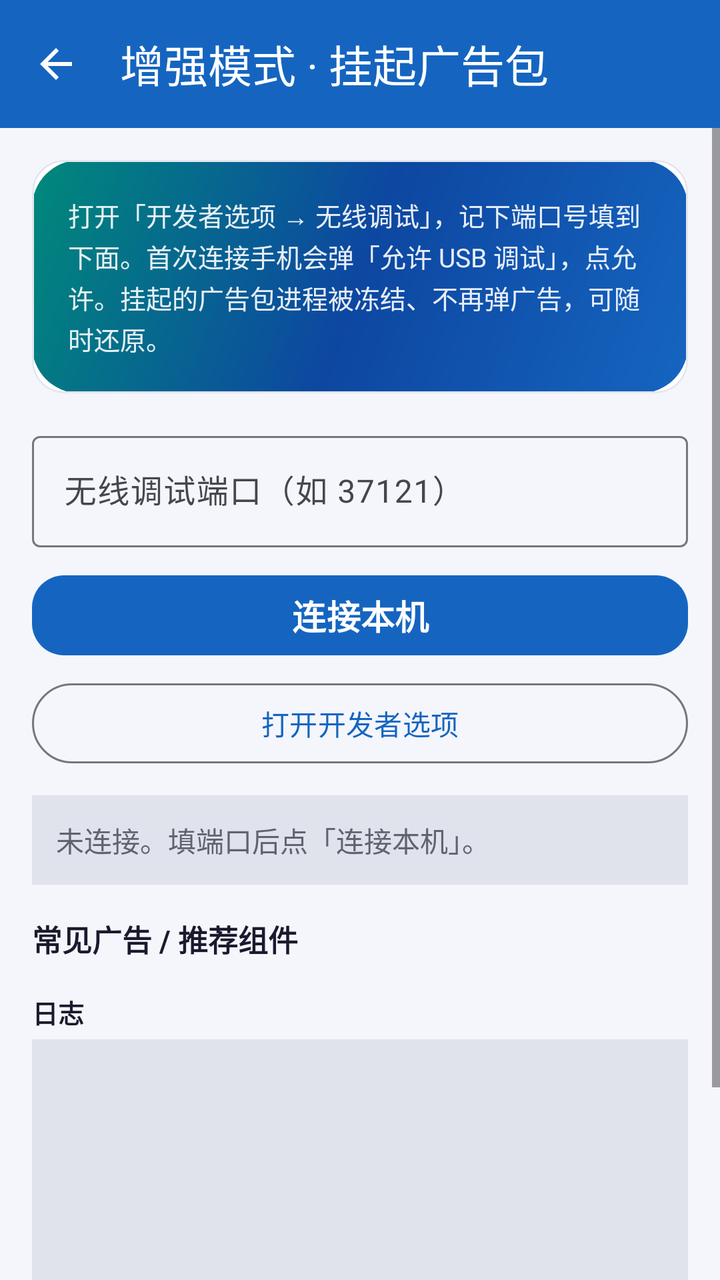
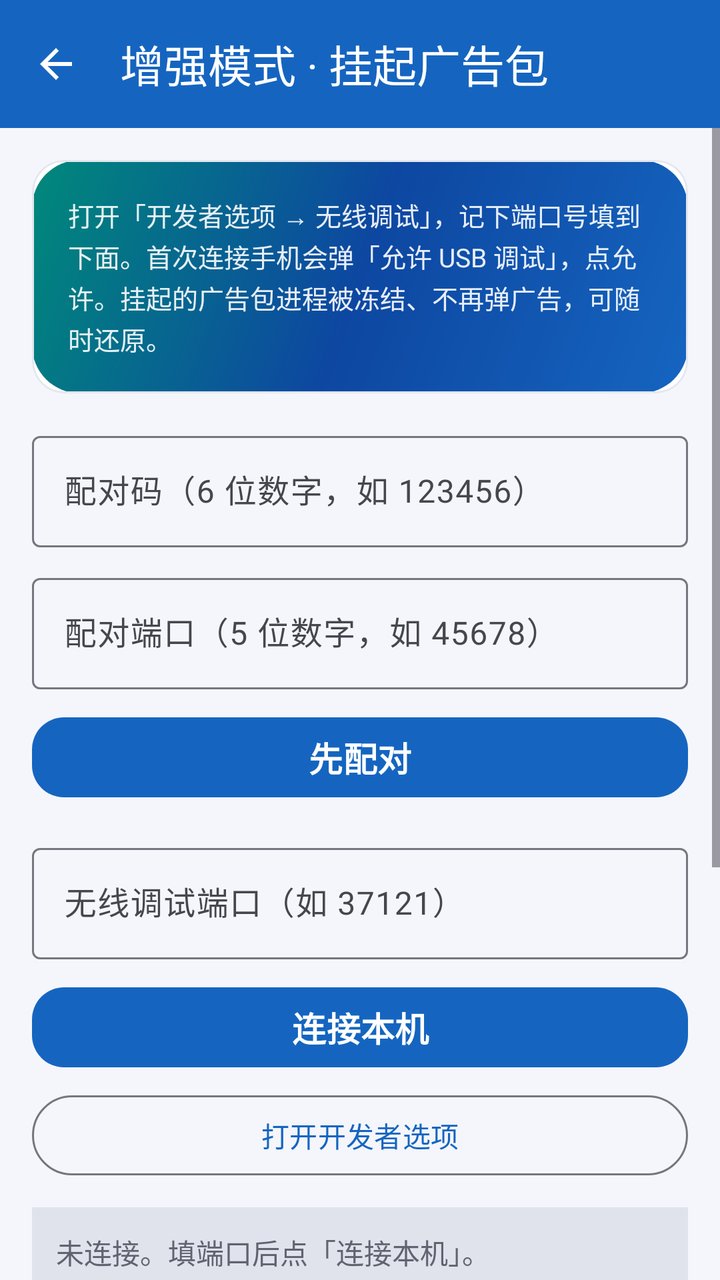

Before-and-after screenshots of an Android layout around one commit, followed by the original layout XML and the change that was made.
<!-- AndroidManifest.xml: application theme Theme.AdCleaner -->
<!-- res/layout/activity_wireless_debug.xml -->
<?xml version="1.0" encoding="utf-8"?>
<LinearLayout xmlns:android="http://schemas.android.com/apk/res/android"
    xmlns:app="http://schemas.android.com/apk/res-auto"
    android:layout_width="match_parent"
    android:layout_height="match_parent"
    android:orientation="vertical"
    android:background="@color/bg_light">

    <com.google.android.material.appbar.MaterialToolbar
        android:id="@+id/toolbar"
        style="@style/Widget.AdCleaner.Toolbar"
        android:layout_width="match_parent"
        android:layout_height="?attr/actionBarSize"
        app:title="@string/wd_title"
        app:navigationIcon="@drawable/ic_back" />

    <ScrollView
        android:layout_width="match_parent"
        android:layout_height="match_parent"
        android:fillViewport="true">

        <LinearLayout
            android:layout_width="match_parent"
            android:layout_height="wrap_content"
            android:orientation="vertical"
            android:padding="16dp">

            
            <com.google.android.material.card.MaterialCardView
                android:layout_width="match_parent"
                android:layout_height="wrap_content"
                app:cardCornerRadius="16dp"
                app:cardElevation="0dp">

                <LinearLayout
                    android:layout_width="match_parent"
                    android:layout_height="wrap_content"
                    android:orientation="vertical"
                    android:padding="18dp"
                    android:background="@drawable/gradient_hero">

                    <TextView
                        android:layout_width="wrap_content"
                        android:layout_height="wrap_content"
                        android:text="@string/wd_intro"
                        android:textColor="#E6FFFFFF"
                        android:textSize="13sp"
                        android:lineSpacingExtra="2dp" />
                </LinearLayout>
            </com.google.android.material.card.MaterialCardView>

            
            <com.google.android.material.textfield.TextInputLayout
                style="@style/Widget.Material3.TextInputLayout.OutlinedBox"
                android:layout_width="match_parent"
                android:layout_height="wrap_content"
                android:layout_marginTop="16dp"
                android:hint="@string/wd_port_hint">

                <com.google.android.material.textfield.TextInputEditText
                    android:id="@+id/etPort"
                    android:layout_width="match_parent"
                    android:layout_height="wrap_content"
                    android:inputType="number"
                    android:imeOptions="actionDone"
                    android:maxLength="5" />
            </com.google.android.material.textfield.TextInputLayout>

            <com.google.android.material.button.MaterialButton
                android:id="@+id/btnConnect"
                style="@style/Widget.AdCleaner.Button.Primary"
                android:layout_width="match_parent"
                android:layout_height="wrap_content"
                android:layout_marginTop="10dp"
                android:text="@string/wd_btn_connect" />

            <com.google.android.material.button.MaterialButton
                android:id="@+id/btnOpenSettings"
                android:layout_width="match_parent"
                android:layout_height="wrap_content"
                android:layout_marginTop="6dp"
                android:text="@string/wd_btn_open_settings"
                style="@style/Widget.Material3.Button.OutlinedButton" />

            
            <TextView
                android:id="@+id/tvStatus"
                android:layout_width="match_parent"
                android:layout_height="wrap_content"
                android:layout_marginTop="12dp"
                android:text="@string/wd_status_idle"
                android:textColor="@color/text_secondary"
                android:textSize="14sp"
                android:padding="12dp"
                android:background="@color/m3_surfaceVariant" />

            
            <TextView
                android:layout_width="wrap_content"
                android:layout_height="wrap_content"
                android:layout_marginTop="16dp"
                android:text="@string/wd_packages_title"
                android:textStyle="bold"
                android:textSize="15sp"
                android:textColor="@color/text_primary" />

            <LinearLayout
                android:id="@+id/containerPackages"
                android:layout_width="match_parent"
                android:layout_height="wrap_content"
                android:orientation="vertical"
                android:layout_marginTop="6dp"
                android:visibility="gone" />

            
            <TextView
                android:layout_width="wrap_content"
                android:layout_height="wrap_content"
                android:layout_marginTop="16dp"
                android:text="@string/wd_log"
                android:textStyle="bold"
                android:textSize="13sp"
                android:textColor="@color/text_primary" />

            <TextView
                android:id="@+id/tvLog"
                android:layout_width="match_parent"
                android:layout_height="220dp"
                android:layout_marginTop="4dp"
                android:background="@color/m3_surfaceVariant"
                android:padding="8dp"
                android:fontFamily="monospace"
                android:textSize="12sp"
                android:textColor="@color/text_primary"
                android:scrollbars="vertical" />

        </LinearLayout>
    </ScrollView>
</LinearLayout>
<!-- resources referenced by this layout -->
<resources>
  <color name="bg_light">#F4F6FB</color>
  <color name="m3_surfaceVariant">#E0E2EC</color>
  <color name="text_primary">#1A1A2E</color>
  <color name="text_secondary">#5F6470</color>
  <!-- drawable gradient_hero (drawable) -->
  <?xml version="1.0" encoding="utf-8"?>
  <shape xmlns:android="http://schemas.android.com/apk/res/android"
      android:shape="rectangle">
      <gradient
          android:startColor="@color/brand_blue"
          android:centerColor="@color/brand_blue_dark"
          android:endColor="@color/brand_teal"
          android:angle="135" />
      <corners android:radius="24dp" />
  </shape>
  <!-- drawable ic_back (drawable) -->
  <?xml version="1.0" encoding="utf-8"?>
  <vector xmlns:android="http://schemas.android.com/apk/res/android"
      android:width="24dp"
      android:height="24dp"
      android:viewportWidth="24"
      android:viewportHeight="24"
      android:tint="@color/white">
      <path
          android:fillColor="@android:color/white"
          android:pathData="M20,11H7.83l5.59,-5.59L12,4l-8,8 8,8 1.41,-1.41L7.83,13H20v-2z" />
  </vector>
  <string name="wd_btn_connect">连接本机</string>
  <string name="wd_btn_open_settings">打开开发者选项</string>
  <string name="wd_intro">打开「开发者选项 → 无线调试」，记下端口号填到下面。首次连接手机会弹「允许 USB 调试」，点允许。挂起的广告包进程被冻结、不再弹广告，可随时还原。</string>
  <string name="wd_log">日志</string>
  <string name="wd_packages_title">常见广告 / 推荐组件</string>
  <string name="wd_port_hint">无线调试端口（如 37121）</string>
  <string name="wd_status_idle">未连接。填端口后点「连接本机」。</string>
  <string name="wd_title">增强模式 · 挂起广告包</string>
  <style name="Widget.AdCleaner.Button.Primary" parent="Widget.Material3.Button">
          <item name="cornerRadius">16dp</item>
          <item name="android:textSize">17sp</item>
          <item name="android:textStyle">bold</item>
          <item name="iconGravity">textStart</item>
          <item name="iconPadding">10dp</item>
          <item name="backgroundTint">@color/m3_primary</item>
      </style>
  <style name="Widget.AdCleaner.Toolbar" parent="Widget.Material3.Toolbar">
          <item name="android:background">@color/m3_primary</item>
          <item name="titleTextColor">@color/m3_onPrimary</item>
          <item name="navigationIconTint">@color/m3_onPrimary</item>
      </style>
  <color name="brand_blue">#1565C0</color>
  <color name="brand_blue_dark">#0D47A1</color>
  <color name="brand_teal">#00897B</color>
  <color name="white">#FFFFFFFF</color>
  <color name="m3_primary">#1565C0</color>
  <color name="m3_onPrimary">#FFFFFF</color>
  <color name="m3_primaryContainer">#D8E2FF</color>
  <color name="m3_onPrimaryContainer">#001B3F</color>
  <color name="m3_secondary">#00696E</color>
  <color name="m3_onSecondary">#FFFFFF</color>
  <color name="m3_secondaryContainer">#9CF1F5</color>
  <color name="m3_onSecondaryContainer">#002022</color>
  <color name="m3_tertiary">#7A5900</color>
  <color name="m3_onTertiary">#FFFFFF</color>
  <color name="m3_error">#BA1A1A</color>
  <color name="m3_onError">#FFFFFF</color>
  <color name="m3_errorContainer">#FFDAD6</color>
  <color name="m3_onErrorContainer">#410002</color>
  <color name="m3_surface">#F8F9FF</color>
  <color name="m3_onSurface">#191C20</color>
  <color name="m3_onSurfaceVariant">#44474E</color>
  <color name="m3_outline">#74777F</color>
  <color name="m3_outlineVariant">#C4C6D0</color>
  <color name="brand_blue_light">#42A5F5</color>
  <color name="bg_page">#F4F6FB</color>
  <style name="Widget.AdCleaner.CardView" parent="Widget.Material3.CardView.Filled">
          <item name="cardCornerRadius">20dp</item>
          <item name="cardBackgroundColor">@color/bg_card</item>
          <item name="cardElevation">0dp</item>
          <item name="strokeColor">@color/divider</item>
          <item name="strokeWidth">1dp</item>
      </style>
  <color name="bg_card">#FFFFFF</color>
  <color name="divider">#E4E7EE</color>
  <!-- unchanged entries left out for length: 1 -->
</resources>

<!-- the commit's change to res/layout/activity_wireless_debug.xml (unified diff, before → after) -->
@@ -48,6 +48,47 @@
                         android:lineSpacingExtra="2dp" />
                 </LinearLayout>
             </com.google.android.material.card.MaterialCardView>
+
+            
+            <com.google.android.material.textfield.TextInputLayout
+                style="@style/Widget.Material3.TextInputLayout.OutlinedBox"
+                android:layout_width="match_parent"
+                android:layout_height="wrap_content"
+                android:layout_marginTop="16dp"
+                android:hint="@string/wd_pair_code_hint">
+
+                <com.google.android.material.textfield.TextInputEditText
+                    android:id="@+id/etPairCode"
+                    android:layout_width="match_parent"
+                    android:layout_height="wrap_content"
+                    android:inputType="number"
+                    android:imeOptions="actionDone"
+                    android:maxLength="6" />
+            </com.google.android.material.textfield.TextInputLayout>
+
+            <com.google.android.material.textfield.TextInputLayout
+                style="@style/Widget.Material3.TextInputLayout.OutlinedBox"
+                android:layout_width="match_parent"
+                android:layout_height="wrap_content"
+                android:layout_marginTop="10dp"
+                android:hint="@string/wd_pair_port_hint">
+
+                <com.google.android.material.textfield.TextInputEditText
+                    android:id="@+id/etPairPort"
+                    android:layout_width="match_parent"
+                    android:layout_height="wrap_content"
+                    android:inputType="number"
+                    android:imeOptions="actionDone"
+                    android:maxLength="5" />
+            </com.google.android.material.textfield.TextInputLayout>
+
+            <com.google.android.material.button.MaterialButton
+                android:id="@+id/btnPair"
+                style="@style/Widget.AdCleaner.Button.Primary"
+                android:layout_width="match_parent"
+                android:layout_height="wrap_content"
+                android:layout_marginTop="10dp"
+                android:text="@string/wd_btn_pair" />
 
             
             <com.google.android.material.textfield.TextInputLayout
<!-- resource entries referenced after the edit -->
@@ -29,9 +29,12 @@
   </vector>
   <string name="wd_btn_connect">连接本机</string>
   <string name="wd_btn_open_settings">打开开发者选项</string>
+  <string name="wd_btn_pair">先配对</string>
   <string name="wd_intro">打开「开发者选项 → 无线调试」，记下端口号填到下面。首次连接手机会弹「允许 USB 调试」，点允许。挂起的广告包进程被冻结、不再弹广告，可随时还原。</string>
   <string name="wd_log">日志</string>
   <string name="wd_packages_title">常见广告 / 推荐组件</string>
+  <string name="wd_pair_code_hint">配对码（6 位数字，如 123456）</string>
+  <string name="wd_pair_port_hint">配对端口（5 位数字，如 45678）</string>
   <string name="wd_port_hint">无线调试端口（如 37121）</string>
   <string name="wd_status_idle">未连接。填端口后点「连接本机」。</string>
   <string name="wd_title">增强模式 · 挂起广告包</string>
